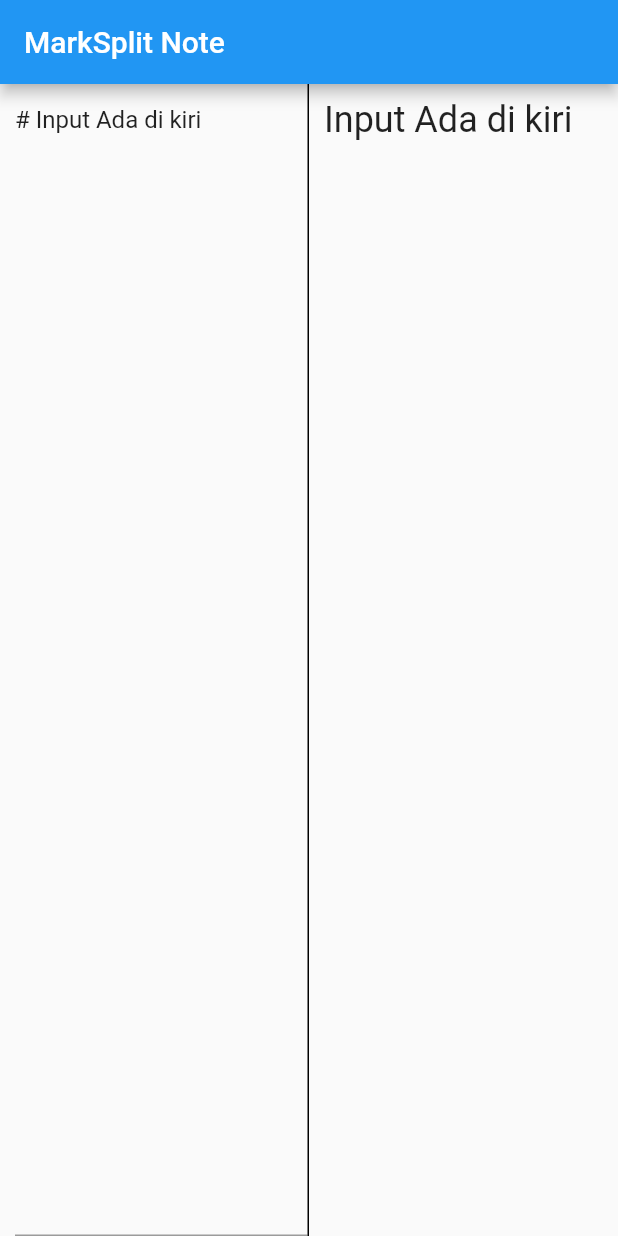
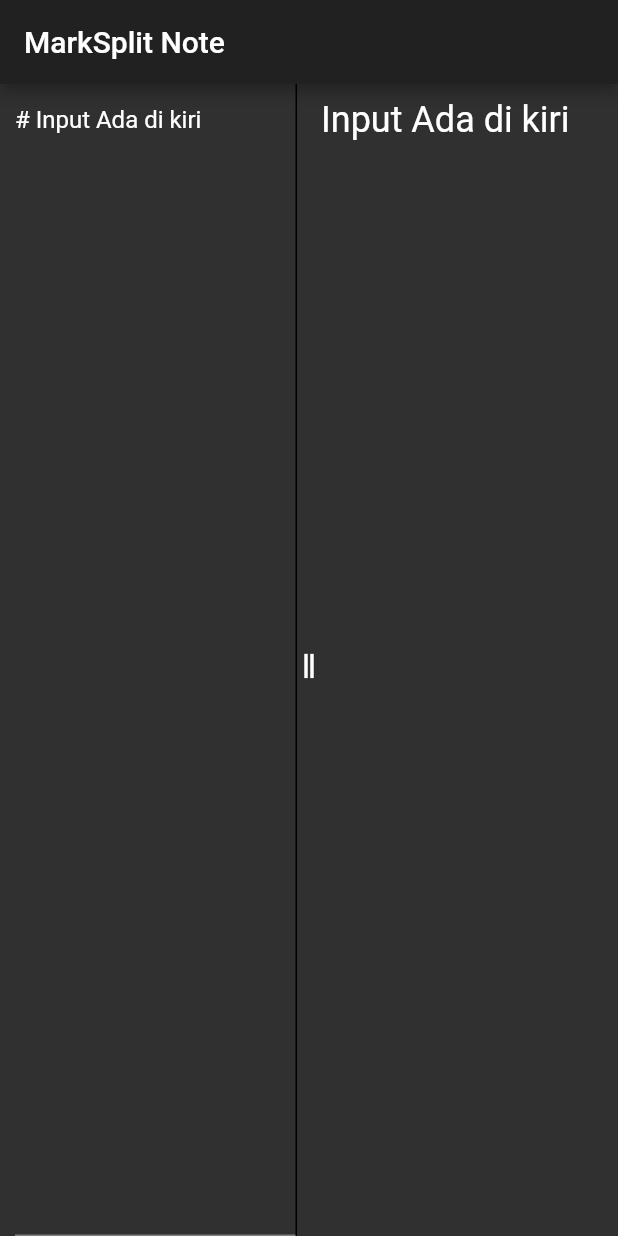
Before and after one commit to oktoala/marksplit-note, a Flutter app: the screen it shows after launch, on a phone screen of 412 x 824 dp. Run offline on Flutter 3.47's test engine with Material 2 defaults, Android fonts, the phone set to English and light mode, and no system bars; our stand-ins replace flutter_markdown.

Commit message:
Able to Rezize

```diff
--- a/lib/home.dart
+++ b/lib/home.dart
@@ -49,17 +49,14 @@ class _HomeState extends State<Home> {
         title: Text("MarkSplit Note"),
       ),
       body: SafeArea(
-        child: Row(
-          crossAxisAlignment: CrossAxisAlignment.start,
-          children: [textInput(context), markdownPreview(context)],
-        ),
+        child: VerticalSplitView(
+            left: textInput(context), right: markdownPreview(context)),
       ),
     );
   }
 
   Widget textInput(BuildContext context) {
-    return Scrollbar(
-        child: Container(
+    return Container(
       padding: EdgeInsets.only(left: 10, top: 2),
       decoration: BoxDecoration(
           border: Border(right: BorderSide(width: 1, color: Colors.black))),
@@ -74,16 +71,101 @@ class _HomeState extends State<Home> {
         maxLines: null,
         expands: true,
       ),
-      width: MediaQuery.of(context).size.width / 2,
-    ));
+      // width: MediaQuery.of(context).size.width / 2,
+    );
   }
 
   Widget markdownPreview(BuildContext context) {
     return Container(
-        width: MediaQuery.of(context).size.width / 2,
+        // width: MediaQuery.of(context).size.width / 2,
         child: Markdown(
-          padding: EdgeInsets.all(10),
-          data: controller.text,
-        ));
+      padding: EdgeInsets.symmetric(vertical: 10),
+      data: controller.text,
+    ));
   }
 }
+
+class VerticalSplitView extends StatefulWidget {
+  final Widget left;
+  final Widget right;
+  final double ratio;
+
+  const VerticalSplitView(
+      {Key? key, required this.left, required this.right, this.ratio = 0.5})
+      : assert(left != null),
+        assert(right != null),
+        assert(ratio >= 0),
+        assert(ratio <= 1),
+        super(key: key);
+
+  @override
+  _VerticalSplitViewState createState() => _VerticalSplitViewState();
+}
+
+class _VerticalSplitViewState extends State<VerticalSplitView> {
+  final _dividerWidth = 16.0;
+
+  //from 0-1
+  late double _ratio;
+  late double _maxWidth;
+
+  double width(String type, double ratio, double maxWidth) {
+    if (type == "1") {
+      return ratio * maxWidth;
+    } else {
+      return (1 - ratio) * maxWidth;
+    }
+  }
+
+  @override
+  void initState() {
+    super.initState();
+    _ratio = widget.ratio;
+    _maxWidth = 500;
+  }
+
+  @override
+  Widget build(BuildContext context) {
+    return LayoutBuilder(builder: (context, BoxConstraints constraints) {
+      assert(_ratio <= 1);
+      assert(_ratio >= 0);
+      if (_maxWidth == null) _maxWidth = constraints.maxWidth - _dividerWidth;
+      if (_maxWidth != constraints.maxWidth) {
+        _maxWidth = constraints.maxWidth - _dividerWidth;
+      }
+      return SizedBox(
+        // width: constraints.maxWidth,
+        child: Row(
+          children: <Widget>[
+            SizedBox(
+              width: width("1", _ratio, _maxWidth),
+              child: widget.left,
+            ),
+            GestureDetector(
+              behavior: HitTestBehavior.translucent,
+              child: SizedBox(
+                width: _dividerWidth,
+                child: RotationTransition(
+                  child: Icon(Icons.drag_handle),
+                  turns: AlwaysStoppedAnimation(0.25),
+                ),
+              ),
+              onPanUpdate: (DragUpdateDetails details) {
+                setState(() {
+                  _ratio += details.delta.dx / _maxWidth;
+                  if (_ratio > 1)
+                    _ratio = 1;
+                  else if (_ratio < 0.0) _ratio = 0.0;
+                });
+              },
+            ),
+            SizedBox(
+              width: width("2", _ratio, _maxWidth),
+              child: widget.right,
+            ),
+          ],
+        ),
+      );
+    });
+  }
+}
--- a/lib/main.dart
+++ b/lib/main.dart
@@ -13,6 +13,7 @@ class MyApp extends StatelessWidget {
   @override
   Widget build(BuildContext context) {
     return MaterialApp(
+      theme: ThemeData.dark(),
       home: Home(
         storage: Storage(),
       ),
--- a/lib/model/storage.dart
+++ b/lib/model/storage.dart
@@ -2,17 +2,23 @@ import 'dart:io';
 import 'package:path_provider/path_provider.dart';
 
 class Storage {
-  Future<String> get _localPath async {
-    RegExp exp = RegExp(r"^(.*/)([^/]*)$");
-    final directory = await getApplicationDocumentsDirectory();
-    await for (var entity
-        in directory.list(recursive: true, followLinks: false)) {
+  Future<List<String>> getListFile() async {
+    List<String> listFile = [];
+    final dir = await getApplicationDocumentsDirectory();
+    await for (var entity in dir.list(recursive: true, followLinks: false)) {
       if (entity.path.contains(".md")) {
         print(entity.path);
         var split = entity.path.split("/");
         print(split[split.length - 1]);
+        listFile.add(split[split.length - 1]);
       }
     }
+    return listFile;
+  }
+
+  Future<String> get _localPath async {
+    final directory = await getApplicationDocumentsDirectory();
+
     // print("Dir : ${directory.path}");
     return directory.path;
   }
```
